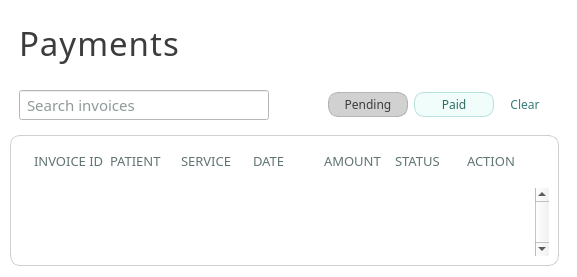
Before: the Qt Designer form ui/PagePayments.ui in karlito20/AdoraFlowProject, drawn with Qt 5.
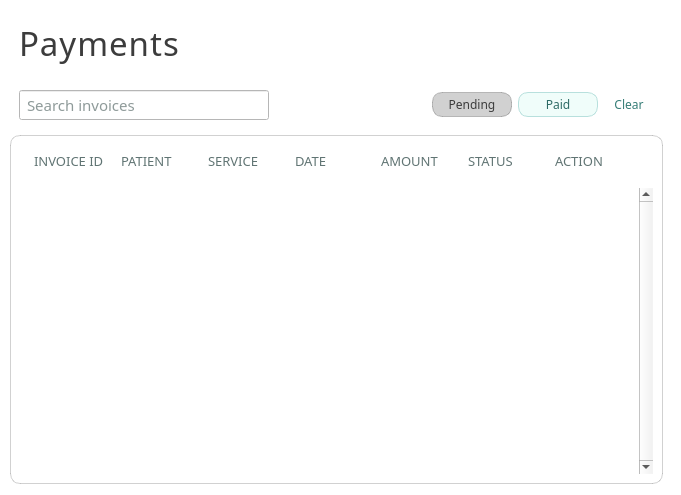
After: the same form once the commit is applied.

Patch:
```diff
--- a/ui/PagePayments.ui
+++ b/ui/PagePayments.ui
@@ -6,8 +6,8 @@
    <rect>
     <x>0</x>
     <y>0</y>
-    <width>758</width>
-    <height>0</height>
+    <width>681</width>
+    <height>495</height>
    </rect>
   </property>
   <property name="minimumSize">
@@ -862,8 +862,8 @@
           <rect>
            <x>0</x>
            <y>0</y>
-           <width>695</width>
-           <height>16</height>
+           <width>618</width>
+           <height>328</height>
           </rect>
          </property>
          <property name="styleSheet">
```
